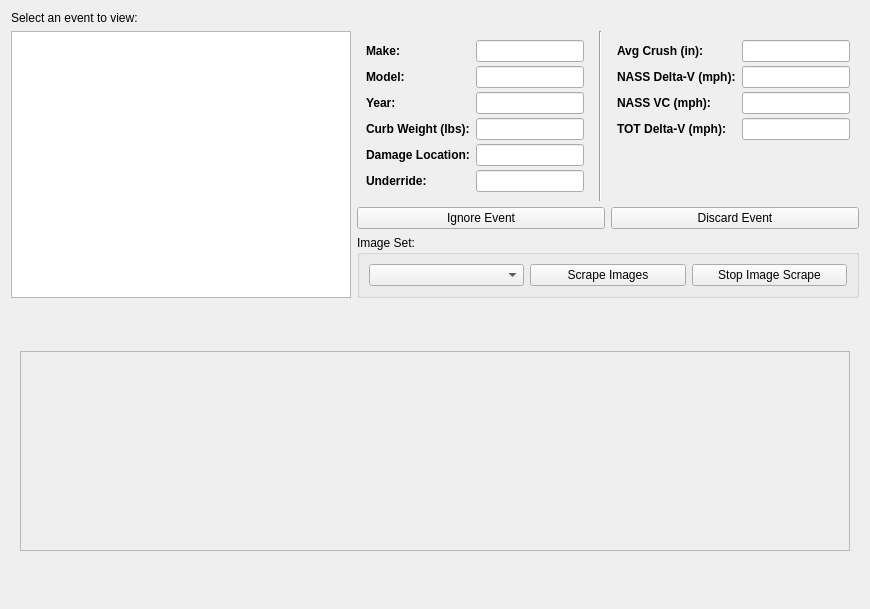
First picture: the form in src/app/ui/EventsTab.ui, repository caden-maxwell/nhtsa-scrape, before the edit.
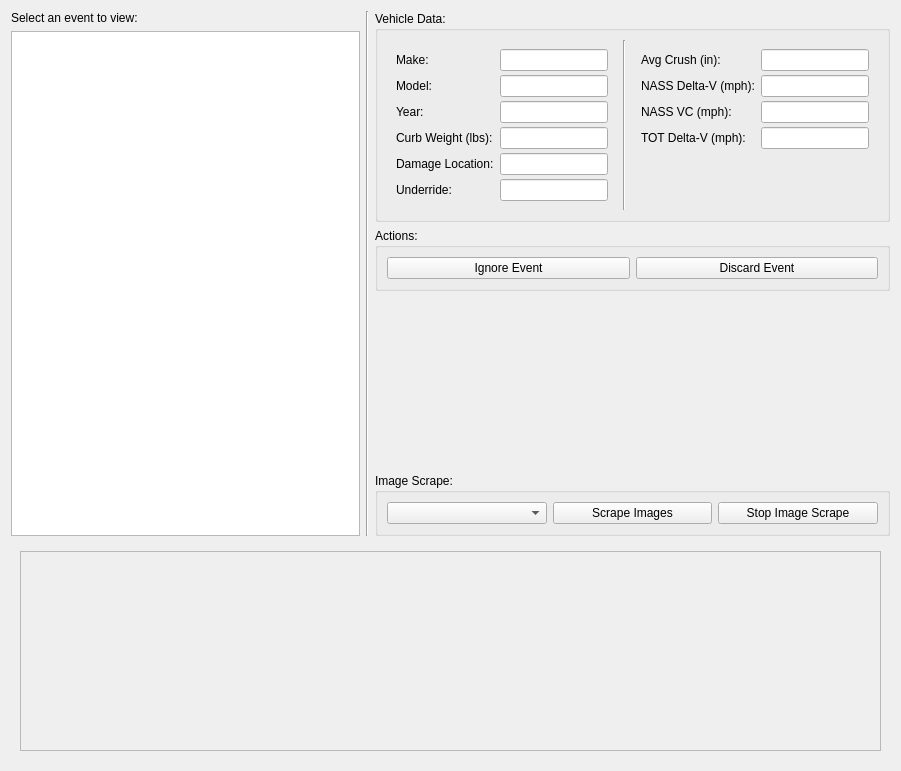
Second picture: the form after the edit.

Commit message: UI Changes, fixes, and scrape summary

```diff
--- a/src/app/ui/EventsTab.ui
+++ b/src/app/ui/EventsTab.ui
@@ -6,15 +6,22 @@
    <rect>
     <x>0</x>
     <y>0</y>
-    <width>870</width>
-    <height>609</height>
+    <width>901</width>
+    <height>771</height>
    </rect>
   </property>
   <property name="windowTitle">
    <string>Events</string>
   </property>
-  <layout class="QGridLayout" name="mainGrid" rowstretch="0,0,0,0,0,0,0,0" columnstretch="0,0,0">
-   <item row="3" column="0" rowspan="4">
+  <layout class="QGridLayout" name="mainGrid">
+   <item row="0" column="1" rowspan="5">
+    <widget class="Line" name="line_2">
+     <property name="orientation">
+      <enum>Qt::Vertical</enum>
+     </property>
+    </widget>
+   </item>
+   <item row="1" column="0" rowspan="4">
     <widget class="QListView" name="eventsList">
      <property name="minimumSize">
       <size>
@@ -24,7 +31,20 @@
      </property>
     </widget>
    </item>
-   <item row="7" column="0" colspan="3">
+   <item row="0" column="0">
+    <widget class="QLabel" name="promptLabel">
+     <property name="sizePolicy">
+      <sizepolicy hsizetype="Preferred" vsizetype="Fixed">
+       <horstretch>0</horstretch>
+       <verstretch>0</verstretch>
+      </sizepolicy>
+     </property>
+     <property name="text">
+      <string>Select an event to view:</string>
+     </property>
+    </widget>
+   </item>
+   <item row="5" column="0" colspan="3">
     <widget class="QWidget" name="imgWidget" native="true">
      <layout class="QGridLayout" name="imgWidgetGrid">
       <item row="0" column="0">
@@ -49,7 +69,7 @@
           <rect>
            <x>0</x>
            <y>0</y>
-           <width>832</width>
+           <width>863</width>
            <height>198</height>
           </rect>
          </property>
@@ -60,49 +80,66 @@
      </layout>
     </widget>
    </item>
-   <item row="0" column="0" colspan="3">
-    <widget class="QLabel" name="promptLabel">
-     <property name="sizePolicy">
-      <sizepolicy hsizetype="Preferred" vsizetype="Fixed">
-       <horstretch>0</horstretch>
-       <verstretch>0</verstretch>
-      </sizepolicy>
-     </property>
-     <property name="text">
-      <string>Select an event to view:</string>
-     </property>
-    </widget>
-   </item>
    <item row="4" column="2">
-    <widget class="QPushButton" name="discardBtn">
-     <property name="text">
-      <string>Discard Event</string>
+    <widget class="QGroupBox" name="imgScrapeBox">
+     <property name="title">
+      <string>Image Scrape:</string>
      </property>
+     <layout class="QGridLayout" name="gridLayout">
+      <item row="0" column="0">
+       <widget class="QComboBox" name="imgSetCombo">
+        <property name="placeholderText">
+         <string>Image Set</string>
+        </property>
+       </widget>
+      </item>
+      <item row="0" column="2">
+       <widget class="QPushButton" name="scrapeBtn">
+        <property name="text">
+         <string>Scrape Images</string>
+        </property>
+       </widget>
+      </item>
+      <item row="0" column="3">
+       <widget class="QPushButton" name="stopBtn">
+        <property name="text">
+         <string>Stop Image Scrape</string>
+        </property>
+       </widget>
+      </item>
+     </layout>
     </widget>
    </item>
-   <item row="4" column="1">
-    <widget class="QPushButton" name="ignoreBtn">
-     <property name="text">
-      <string>Ignore Event</string>
+   <item row="2" column="2">
+    <widget class="QGroupBox" name="actionsBox">
+     <property name="title">
+      <string>Actions:</string>
      </property>
+     <layout class="QHBoxLayout" name="horizontalLayout_3">
+      <item>
+       <widget class="QPushButton" name="ignoreBtn">
+        <property name="text">
+         <string>Ignore Event</string>
+        </property>
+       </widget>
+      </item>
+      <item>
+       <widget class="QPushButton" name="discardBtn">
+        <property name="text">
+         <string>Discard Event</string>
+        </property>
+       </widget>
+      </item>
+     </layout>
     </widget>
    </item>
-   <item row="3" column="1" colspan="2">
-    <widget class="QWidget" name="eventDataWidget" native="true">
-     <layout class="QHBoxLayout" name="horizontalLayout">
-      <property name="leftMargin">
-       <number>0</number>
-      </property>
-      <property name="topMargin">
-       <number>0</number>
-      </property>
-      <property name="rightMargin">
-       <number>0</number>
-      </property>
-      <property name="bottomMargin">
-       <number>0</number>
-      </property>
-      <item>
+   <item row="0" column="2" rowspan="2">
+    <widget class="QGroupBox" name="dataBox">
+     <property name="title">
+      <string>Vehicle Data:</string>
+     </property>
+     <layout class="QGridLayout" name="gridLayout_2">
+      <item row="0" column="0">
        <widget class="QWidget" name="eventDataLeft" native="true">
         <layout class="QFormLayout" name="formLayoutLeft">
          <property name="verticalSpacing">
@@ -110,11 +147,6 @@
          </property>
          <item row="0" column="0">
           <widget class="QLabel" name="makeLabel">
-           <property name="font">
-            <font>
-             <bold>true</bold>
-            </font>
-           </property>
            <property name="text">
             <string>Make:</string>
            </property>
@@ -129,11 +161,6 @@
          </item>
          <item row="1" column="0">
           <widget class="QLabel" name="modelLabel">
-           <property name="font">
-            <font>
-             <bold>true</bold>
-            </font>
-           </property>
            <property name="text">
             <string>Model:</string>
            </property>
@@ -148,11 +175,6 @@
          </item>
          <item row="2" column="0">
           <widget class="QLabel" name="yearLabel">
-           <property name="font">
-            <font>
-             <bold>true</bold>
-            </font>
-           </property>
            <property name="text">
             <string>Year:</string>
            </property>
@@ -167,11 +189,6 @@
          </item>
          <item row="3" column="0">
           <widget class="QLabel" name="curbWeightLabel">
-           <property name="font">
-            <font>
-             <bold>true</bold>
-            </font>
-           </property>
            <property name="text">
             <string>Curb Weight (lbs):</string>
            </property>
@@ -186,11 +203,6 @@
          </item>
          <item row="4" column="0">
           <widget class="QLabel" name="dmgLocLabel">
-           <property name="font">
-            <font>
-             <bold>true</bold>
-            </font>
-           </property>
            <property name="text">
             <string>Damage Location:</string>
            </property>
@@ -205,11 +217,6 @@
          </item>
          <item row="5" column="0">
           <widget class="QLabel" name="underrideLabel">
-           <property name="font">
-            <font>
-             <bold>true</bold>
-            </font>
-           </property>
            <property name="text">
             <string>Underride:</string>
            </property>
@@ -225,14 +232,7 @@
         </layout>
        </widget>
       </item>
-      <item>
-       <widget class="Line" name="line">
-        <property name="orientation">
-         <enum>Qt::Vertical</enum>
-        </property>
-       </widget>
-      </item>
-      <item>
+      <item row="0" column="2">
        <widget class="QWidget" name="eventDataRight" native="true">
         <layout class="QFormLayout" name="formLayoutRight">
          <property name="verticalSpacing">
@@ -240,11 +240,6 @@
          </property>
          <item row="0" column="0">
           <widget class="QLabel" name="cBarLabel">
-           <property name="font">
-            <font>
-             <bold>true</bold>
-            </font>
-           </property>
            <property name="text">
             <string>Avg Crush (in):</string>
            </property>
@@ -259,11 +254,6 @@
          </item>
          <item row="1" column="0">
           <widget class="QLabel" name="nassDVLabel">
-           <property name="font">
-            <font>
-             <bold>true</bold>
-            </font>
-           </property>
            <property name="text">
             <string>NASS Delta-V (mph):</string>
            </property>
@@ -278,11 +268,6 @@
          </item>
          <item row="2" column="0">
           <widget class="QLabel" name="nassVCLabel">
-           <property name="font">
-            <font>
-             <bold>true</bold>
-            </font>
-           </property>
            <property name="text">
             <string>NASS VC (mph):</string>
            </property>
@@ -297,11 +282,6 @@
          </item>
          <item row="3" column="0">
           <widget class="QLabel" name="totDVLabel">
-           <property name="font">
-            <font>
-             <bold>true</bold>
-            </font>
-           </property>
            <property name="text">
             <string>TOT Delta-V (mph): </string>
            </property>
@@ -317,34 +297,28 @@
         </layout>
        </widget>
       </item>
+      <item row="0" column="1">
+       <widget class="Line" name="line">
+        <property name="orientation">
+         <enum>Qt::Vertical</enum>
+        </property>
+       </widget>
+      </item>
      </layout>
     </widget>
    </item>
-   <item row="5" column="1" rowspan="2" colspan="2">
-    <widget class="QGroupBox" name="groupBox">
-     <property name="title">
-      <string>Image Set:</string>
+   <item row="3" column="2">
+    <spacer name="verticalSpacer">
+     <property name="orientation">
+      <enum>Qt::Vertical</enum>
      </property>
-     <layout class="QHBoxLayout" name="horizontalLayout_2">
-      <item>
-       <widget class="QComboBox" name="imgSetCombo"/>
-      </item>
-      <item>
-       <widget class="QPushButton" name="scrapeBtn">
-        <property name="text">
-         <string>Scrape Images</string>
-        </property>
-       </widget>
-      </item>
-      <item>
-       <widget class="QPushButton" name="stopBtn">
-        <property name="text">
-         <string>Stop Image Scrape</string>
-        </property>
-       </widget>
-      </item>
-     </layout>
-    </widget>
+     <property name="sizeHint" stdset="0">
+      <size>
+       <width>20</width>
+       <height>40</height>
+      </size>
+     </property>
+    </spacer>
    </item>
   </layout>
  </widget>
```
The commit also changes 14 other files.
